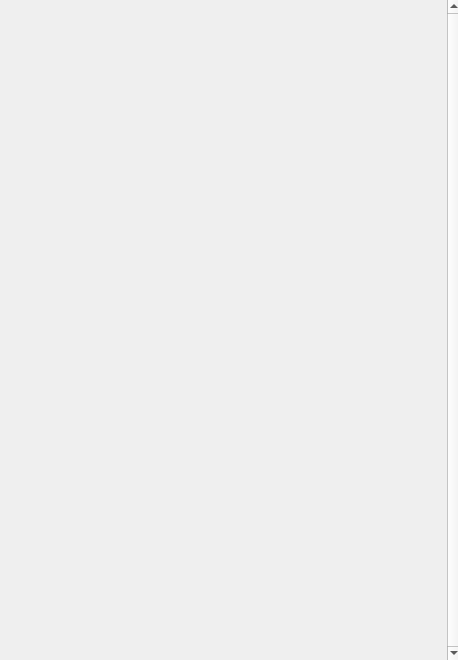
Qt form resources/views/TaskPanel.ui (cgwire/kitsu-publisher-deprecated) before a commit.
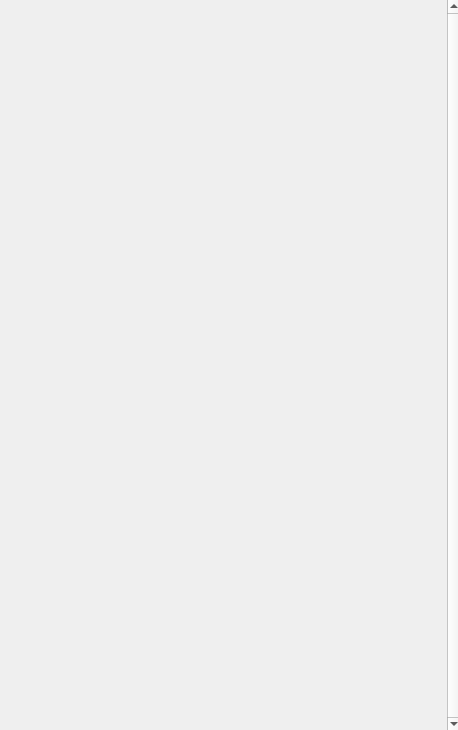
The same form after that commit.

Commit message: [NEW] Prevent window resizing by user

```diff
--- a/resources/views/TaskPanel.ui
+++ b/resources/views/TaskPanel.ui
@@ -7,7 +7,7 @@
     <x>0</x>
     <y>0</y>
     <width>458</width>
-    <height>660</height>
+    <height>730</height>
    </rect>
   </property>
   <property name="sizePolicy">
@@ -31,7 +31,7 @@
      <x>0</x>
      <y>0</y>
      <width>461</width>
-     <height>660</height>
+     <height>731</height>
     </rect>
    </property>
    <property name="sizePolicy">
@@ -73,7 +73,7 @@
       <x>0</x>
       <y>0</y>
       <width>447</width>
-      <height>660</height>
+      <height>731</height>
      </rect>
     </property>
     <property name="sizePolicy">
```
The commit also changes 1 other file.
